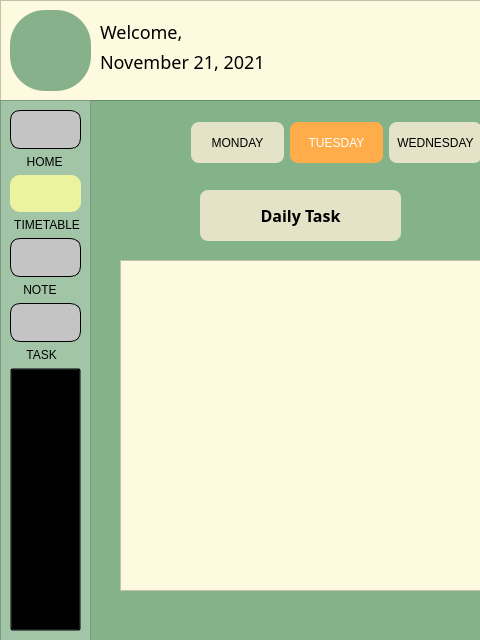
The-name-FPGN-is-already-taken/NoteMe, file timetable.ui: the form before one commit; both pictures show x 0 to 480 and y 0 to 640 of the 1024 by 640 pixel window.
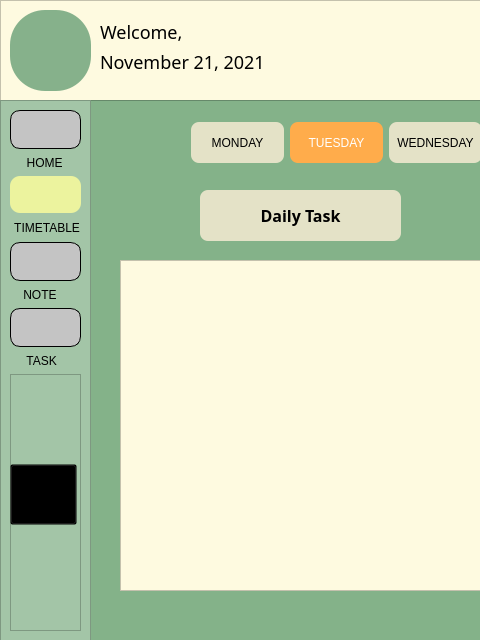
The form after the commit. Icons and pictures are not drawn.

The edit to the form file:
```diff
--- a/timetable.ui
+++ b/timetable.ui
@@ -724,10 +724,8 @@
 top: 160px;
 text-align: right;
 background: #ECF39E;
-
-
 border-radius: 10px;
-</string>
+text-align: center;</string>
           </property>
           <property name="text">
            <string/>
@@ -762,9 +760,9 @@
 top: 160px;
 text-align: right;
 background: #C4C4C4;
+border-radius: 10px;
 border: 1px solid #000000;
-
-border-radius: 10px;</string>
+</string>
           </property>
           <property name="text">
            <string/>
@@ -818,7 +816,22 @@
      </layout>
     </item>
     <item>
+     <widget class="QFrame" name="frame_2">
+      <property name="frameShape">
+       <enum>QFrame::StyledPanel</enum>
+      </property>
+      <property name="frameShadow">
+       <enum>QFrame::Raised</enum>
+      </property>
      <widget class="QPushButton" name="addTimeTableButton">
+       <property name="geometry">
+        <rect>
+         <x>0</x>
+         <y>90</y>
+         <width>67</width>
+         <height>61</height>
+        </rect>
+       </property>
       <property name="cursor">
        <cursorShape>PointingHandCursor</cursorShape>
       </property>
@@ -832,6 +845,7 @@
       <property name="text">
        <string/>
       </property>
+      </widget>
      </widget>
     </item>
    </layout>
```
Left out of the diff: 30 changed lines with no effect on the pictures. Lines whose indentation alone changed are shown as unchanged.
